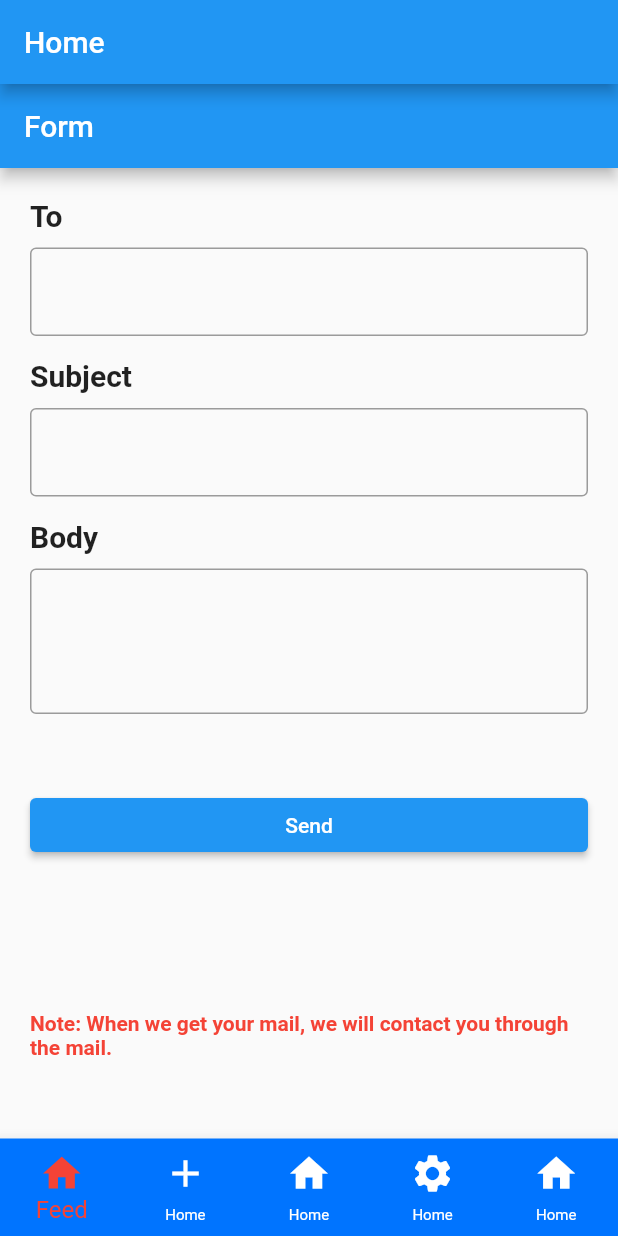
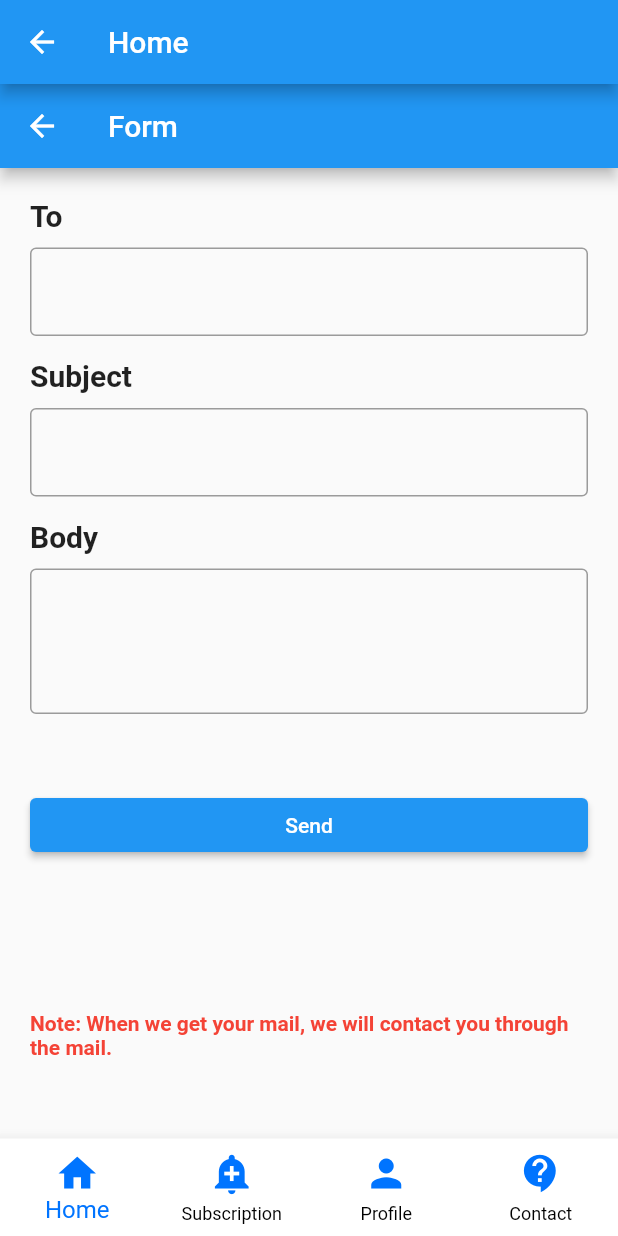
Before and after one commit to nazmulislamrony/navbottombar, a Flutter app: the MyNavigationDrawer screen opened directly, on a phone screen of 412 x 824 dp. Run offline on Flutter 3.47's test engine with Material 2 defaults, Android fonts, the phone set to English and light mode, and no system bars; our stand-ins replace curved_navigation_bar, google_fonts, share, youtube_player_iframe; network calls fail; Roboto replaces fonts that are missing (Hind Siliguri).

```diff
--- a/lib/mydrawer.dart
+++ b/lib/mydrawer.dart
@@ -5,6 +5,7 @@ import 'package:untitled/contact_us.dart';
 import 'package:untitled/drawerhelper.dart';
 import 'package:untitled/homepage.dart';
 import 'package:untitled/navdrawerwidget.dart';
+import 'package:google_fonts/google_fonts.dart';
 
 class MyNavigationDrawer extends StatefulWidget {
   const MyNavigationDrawer({Key? key}) : super(key: key);
@@ -32,47 +33,56 @@ class _MyNavigationDrawerState extends State<MyNavigationDrawer> {
       //   ),
       // ),
       body: screens[_currentIndex],
-
       bottomNavigationBar: BottomNavigationBar(
         currentIndex: _currentIndex,
-        backgroundColor: DrawerHelper.defaultColor,
+        backgroundColor: Colors.white,
         type: BottomNavigationBarType.fixed,
         selectedFontSize: 16,
-        unselectedFontSize: 10,
+        unselectedFontSize: 12,
+        selectedLabelStyle: TextStyle(fontFamily: 'Hind Siliguri'),
         iconSize: 30,
-        selectedItemColor: Colors.red,
-        unselectedItemColor: Colors.white,
+        selectedItemColor: DrawerHelper.defaultColor,
+        unselectedItemColor: Colors.black,
         // fixedColor: Colors.white,
 
-        items: const [
+        items: [
           BottomNavigationBarItem(
             icon: Icon(
               Icons.home,
+              color: DrawerHelper.defaultColor,
             ),
-            label: 'Feed',
+            label: 'Home',
+          ),
+          BottomNavigationBarItem(
+            icon: Icon(
+              Icons.add_alert,
+              color: DrawerHelper.defaultColor,
+            ),
+            label: 'Subscription',
 
             // backgroundColor: Colors.blue
           ),
           BottomNavigationBarItem(
-            icon: Icon(Icons.add),
-            label: 'Home',
-            // backgroundColor: Colors.blue
-          ),
-          BottomNavigationBarItem(
-            icon: Icon(Icons.home),
-            label: 'Home',
+            icon: Icon(
+              Icons.person,
+              color: DrawerHelper.defaultColor,
+            ),
+            label: 'Profile',
             // backgroundColor: Colors.red
           ),
           BottomNavigationBarItem(
-            icon: Icon(Icons.settings),
-            label: 'Home',
+            icon: Icon(
+              Icons.contact_support,
+              color: DrawerHelper.defaultColor,
+            ),
+            label: 'Contact',
             // backgroundColor: Colors.blue
           ),
-          BottomNavigationBarItem(
-            icon: Icon(Icons.home),
-            label: 'Home',
-            // backgroundColor: Colors.blue
-          )
+          // BottomNavigationBarItem(
+          //   icon: Icon(Icons.home),
+          //   label: 'Home',
+          //   // backgroundColor: Colors.blue
+          // )
         ],
         onTap: (index) {
           setState(() {
--- /dev/null
+++ b/lib/youtube/utilities/keys.dart
@@ -0,0 +1 @@
+const String API_KEY = 'AIzaSyCNc-j6dND2JR4TZLCCvFGa-upvOZCTXLM';
--- a/pubspec.yaml
+++ b/pubspec.yaml
@@ -39,6 +39,8 @@ dependencies:
   share: ^2.0.4
   url_launcher: ^6.0.12
   curved_navigation_bar: ^1.0.1
+  provider: ^6.0.0
+  youtube_player_iframe: ^2.2.2
 
 
 dev_dependencies:
```
Also changed, not shown: lib/main.dart (+10 -2 lines), lib/youtube/model/video_courses_model.dart (added, +37 -0 lines), lib/youtube/provider/provider_video_course.dart (added, +26 -0 lines), lib/youtube/video_course_list/video_course_list.dart (added, +62 -0 lines), lib/youtube/youtube_api_provider.dart (added, +8 -0 lines), lib/youtube/youtube_playlist.dart (added, +23 -0 lines), lib/youtube/model/channel_model.dart (added), pubspec.lock, 3 other files.
